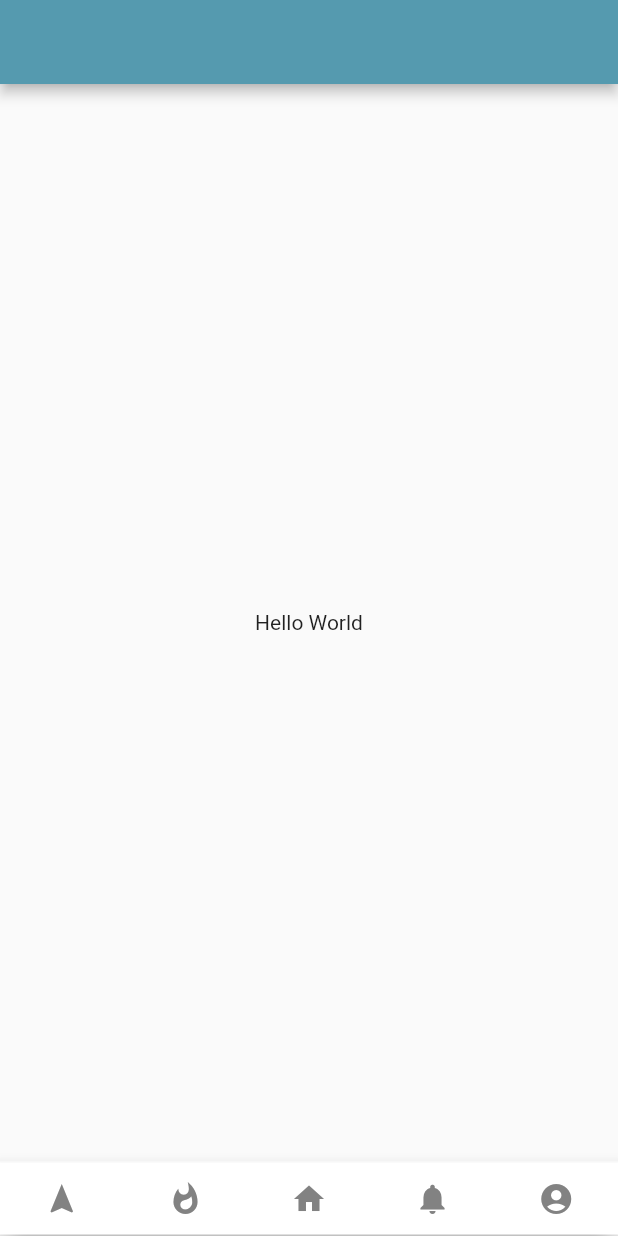
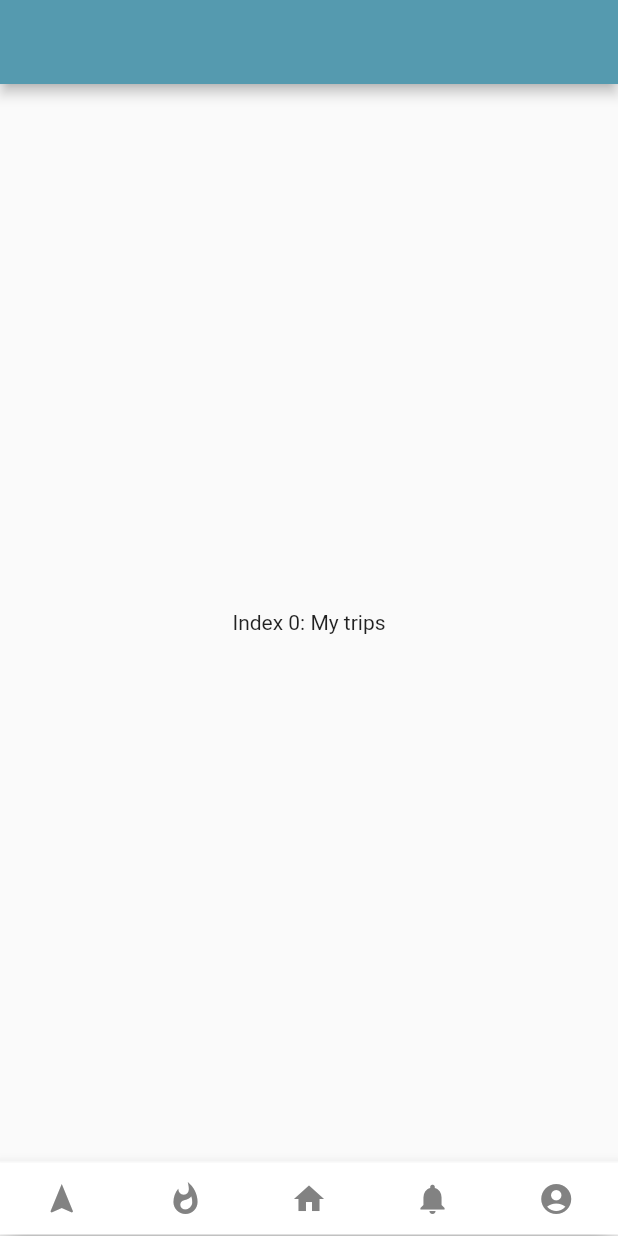
Before and after one commit to hackathoneando/WeTripOut, a Flutter app: the screen it shows after launch, on a phone screen of 412 x 824 dp. Run offline on Flutter 3.47's test engine with Material 2 defaults, Android fonts, the light colour scheme and no system bars.

Commit message:
BottomNavigationBar now interacts with clicks on icons

```diff
--- a/UNicode/we_trip_out/lib/home_screen.dart
+++ b/UNicode/we_trip_out/lib/home_screen.dart
@@ -13,12 +13,21 @@ class _HomeScreenState extends State<HomeScreen> {
     elevation: 3.5,
   );
 
+  int _selectedIndex = 0;
+  final _widgetOptions = [
+    Text('Index 0: My trips'),
+    Text('Index 1: Recommended'),
+    Text('Index 2: Home'),
+    Text('Index 3: Notifications'),
+    Text('Index 4: Profile'),
+  ];
+
   @override
   Widget build(BuildContext context) {
     return new Scaffold(
         appBar: topBar,
         body: Center(
-          child: Text('Hello World'),
+          child: _widgetOptions.elementAt(_selectedIndex),
         ),
         bottomNavigationBar: new Container(
           color: Colors.white,
@@ -33,35 +42,35 @@ class _HomeScreenState extends State<HomeScreen> {
                     Icons.navigation,
                     color: Color(0xff828282),
                   ),
-                  onPressed: () {},
+                  onPressed: () { setState(() { _selectedIndex = 0; }); },
                 ),
                 new IconButton(
                   icon: Icon(
                     Icons.whatshot,
                     color: Color(0xff828282),
                   ),
-                  onPressed: () {},
+                  onPressed: () { setState(() { _selectedIndex = 1; }); },
                 ),
                 new IconButton(
                   icon: Icon(
                     Icons.home,
                     color: Color(0xff828282),
                   ),
-                  onPressed: () {},
+                  onPressed: () { setState(() { _selectedIndex = 2; }); },
                 ),
                 new IconButton(
                   icon: Icon(
                     Icons.notifications,
                     color: Color(0xff828282),
                   ),
-                  onPressed: () {},
+                  onPressed: () { setState(() { _selectedIndex = 3; }); },
                 ),
                 new IconButton(
                   icon: Icon(
                     Icons.account_circle,
                     color: Color(0xff828282),
                   ),
-                  onPressed: () {},
+                  onPressed: () { setState(() { _selectedIndex = 4; }); },
                 ),
               ],
             ),
```
